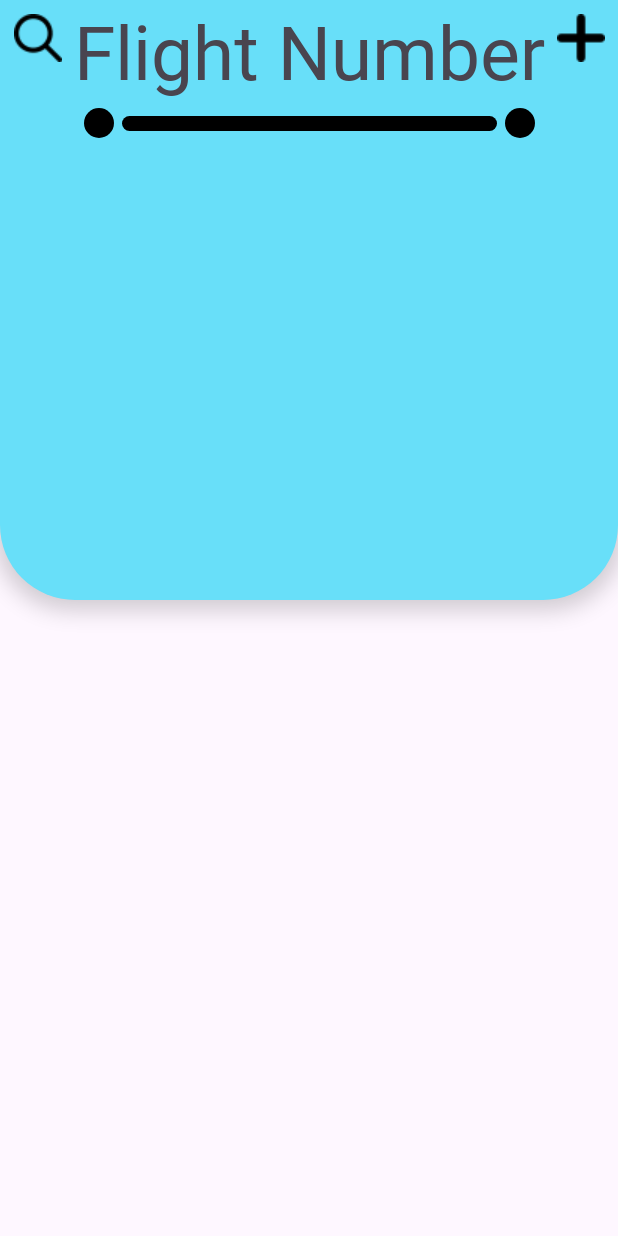
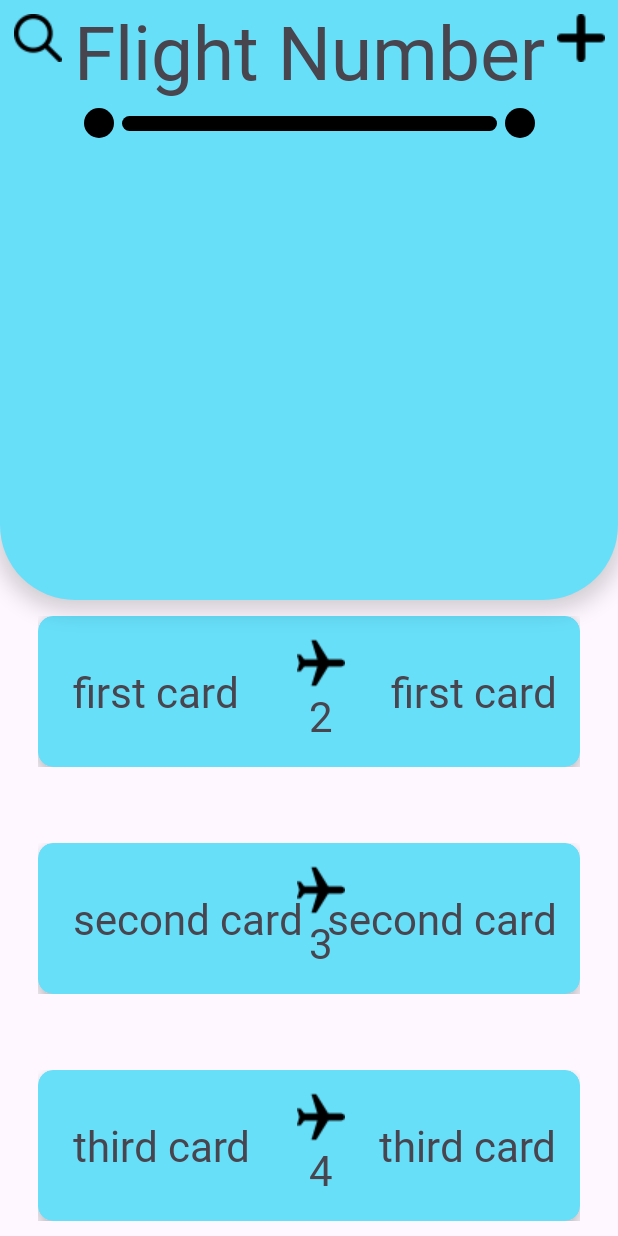
Before and after one commit to JustinPeasley/Flight_App, an Android app: the screen it shows after launch (MainActivity), on a phone screen of 412 x 824 dp. Run offline under Robolectric (Android 15) with nearby library versions, the phone set to English and light mode, and no system bars; our stand-ins replace navigation-ui.

Commit message:
SQL database works now working on filling recycle view dynamically

```diff
--- /dev/null
+++ b/app/src/main/java/edu/commonwealthu/flight_app/Adapter.java
@@ -0,0 +1,70 @@
+package edu.commonwealthu.flight_app;
+
+import android.annotation.SuppressLint;
+import android.content.Context;
+import android.util.Log;
+import android.view.LayoutInflater;
+import android.view.View;
+import android.view.ViewGroup;
+import android.widget.TextView;
+
+import androidx.annotation.NonNull;
+import androidx.recyclerview.widget.RecyclerView;
+import java.util.List;
+
+public class Adapter extends RecyclerView.Adapter<Adapter.ViewHolder> {
+
+    private final LayoutInflater layoutInflater;
+    private final List<String> data;
+
+    Adapter(Context context, List<String> data){
+        this.layoutInflater = LayoutInflater.from(context);
+        this.data = data;
+    }
+
+    @NonNull
+    @Override
+    public ViewHolder onCreateViewHolder(@NonNull ViewGroup viewGroup, int viewType) {
+        View view = layoutInflater.inflate(R.layout.card, viewGroup, false);
+        return new ViewHolder(view);
+    }
+
+    @Override
+    public void onBindViewHolder(@NonNull ViewHolder holder, int i) {
+
+        i=i*3;  //used to access right ith information in the list
+
+        //bind the textview with the data received
+        String dep = data.get(i++);
+        ViewHolder.textDepart.setText(dep);
+
+        String arr = data.get(i++);
+        ViewHolder.textArrival.setText(arr);
+
+        String date = data.get(i++);
+        ViewHolder.textDate.setText(date);
+
+    }
+
+    @Override
+    public int getItemCount() {
+        return data.size()/3;
+    }
+
+    public static class ViewHolder extends RecyclerView.ViewHolder{
+
+        @SuppressLint("StaticFieldLeak")
+        static TextView textDepart;
+        @SuppressLint("StaticFieldLeak")
+        static TextView textArrival;
+        @SuppressLint("StaticFieldLeak")
+        static TextView textDate;
+
+        public ViewHolder(@NonNull View itemView) {
+            super(itemView);
+            textDepart = itemView.findViewById(R.id.departure_icac);
+            textArrival= itemView.findViewById(R.id.arrival_icac);
+            textDate   = itemView.findViewById(R.id.card_date);
+        }
+    }
+}
--- a/app/src/main/java/edu/commonwealthu/flight_app/MainActivity.java
+++ b/app/src/main/java/edu/commonwealthu/flight_app/MainActivity.java
@@ -7,12 +7,14 @@ import androidx.appcompat.app.AlertDialog;
 import androidx.appcompat.app.AppCompatActivity;
 import androidx.cardview.widget.CardView;
 import androidx.navigation.ui.AppBarConfiguration;
+import androidx.recyclerview.widget.LinearLayoutManager;
 import androidx.recyclerview.widget.RecyclerView;
 
 import android.content.pm.ActivityInfo;
 
 import edu.commonwealthu.flight_app.databinding.ActivityMainBinding;
 
+import android.util.Log;
 import android.view.Gravity;
 import android.view.LayoutInflater;
 import android.view.Menu;
@@ -24,6 +26,7 @@ import android.widget.Button;
 import android.widget.EditText;
 import android.widget.GridLayout;
 import android.widget.TextView;
+import android.widget.Toast;
 
 import org.json.JSONException;
 
@@ -40,6 +43,9 @@ public class MainActivity extends AppCompatActivity {
 
     private int rows;                           //row count for gridview
     private Plane curFlight;
+
+    private Adapter adapter;
+    ArrayList<String> items;
 
     @SuppressLint("SourceLockedOrientationActivity")
     @Override
@@ -65,6 +71,7 @@ public class MainActivity extends AppCompatActivity {
 
         //get RecycleView
         recycle = findViewById(R.id.flightCards);
+        populate_recycle();
 
         //on button click calls add_view method to display AlertDialog for adding flight
         //information
@@ -76,6 +83,27 @@ public class MainActivity extends AppCompatActivity {
                 throw new RuntimeException(e);
             }
         });
+    }
+
+    /**
+     * populates the recycle view of the app and gathers data from the database to display
+     */
+    private void populate_recycle()
+    {
+        items = new ArrayList<>();
+        items.add("first card");
+        items.add("first card");
+        items.add("2");
+        items.add("second card");
+        items.add("second card");
+        items.add("3");
+        items.add("third card");
+        items.add("third card");
+        items.add("4");
+
+        recycle.setLayoutManager(new LinearLayoutManager(this));
+        adapter = new Adapter(this, items);
+        recycle.setAdapter(adapter);
     }
 
     /** Allow for user to add a flight
@@ -106,19 +134,30 @@ public class MainActivity extends AppCompatActivity {
             newFlight = new Plane(input_field.getText().toString());
 
 
-
-            try {       //buffer to wait for the call back
+            try {    //buffer to wait for the call back
                 Thread.sleep(2000);
 
             } catch (InterruptedException e) {
                 throw new RuntimeException(e);
             }
 
-            curFlight= newFlight;
+            curFlight= newFlight; //update the current flight to be displayed
+
+            //add flight to the database
+            try {
+                DatabaseHelper databaseHelper =
+                        new DatabaseHelper(MainActivity.this, curFlight.getInfo());
+                boolean b = databaseHelper.addFlightData();
+                Log.d("TAG", " do i work?: " + b);
+                Toast.makeText(MainActivity.this, "Flight added", Toast.LENGTH_SHORT).show();
+            } catch (JSONException e) {
+                Toast.makeText(MainActivity.this, "error adding flight",
+                        Toast.LENGTH_SHORT).show();
+                throw new RuntimeException(e);
+            }
 
             try {   //set current flight info for delaying
                 setInfo();
-
             } catch (JSONException e) {
                 throw new RuntimeException(e);
             }
@@ -172,6 +211,13 @@ public class MainActivity extends AppCompatActivity {
      *
      */
     private void cardViewCreation(){
+
+        try {
+            DatabaseHelper db = new DatabaseHelper(MainActivity.this, curFlight.getInfo());
+        } catch (JSONException e) {
+            throw new RuntimeException(e);
+        }
+
         CardView temp = new CardView(this);
         temp.getCardElevation();
     }
--- a/app/src/main/res/drawable/top_card_background.xml
+++ b/app/src/main/res/drawable/top_card_background.xml
@@ -1,7 +1,7 @@
 <?xml version="1.0" encoding="utf-8"?>
 
 <shape xmlns:android="http://schemas.android.com/apk/res/android">
-    <solid android:color="#68dff9" />
+    <solid android:color="@color/blue" />
     <corners
         android:topLeftRadius="0dp"
         android:topRightRadius="0dp"
--- a/app/src/main/res/layout/card.xml
+++ b/app/src/main/res/layout/card.xml
@@ -3,7 +3,8 @@
     xmlns:app="http://schemas.android.com/apk/res-auto"
     xmlns:tools="http://schemas.android.com/tools"
     android:layout_width="match_parent"
-    android:layout_height="match_parent">
+    android:layout_height="wrap_content"
+    android:padding="25dp">
 
     <androidx.cardview.widget.CardView
         android:layout_width="match_parent"
```
Also changed, not shown: app/src/main/java/edu/commonwealthu/flight_app/DatabaseHelper.java (+95 -39 lines).
